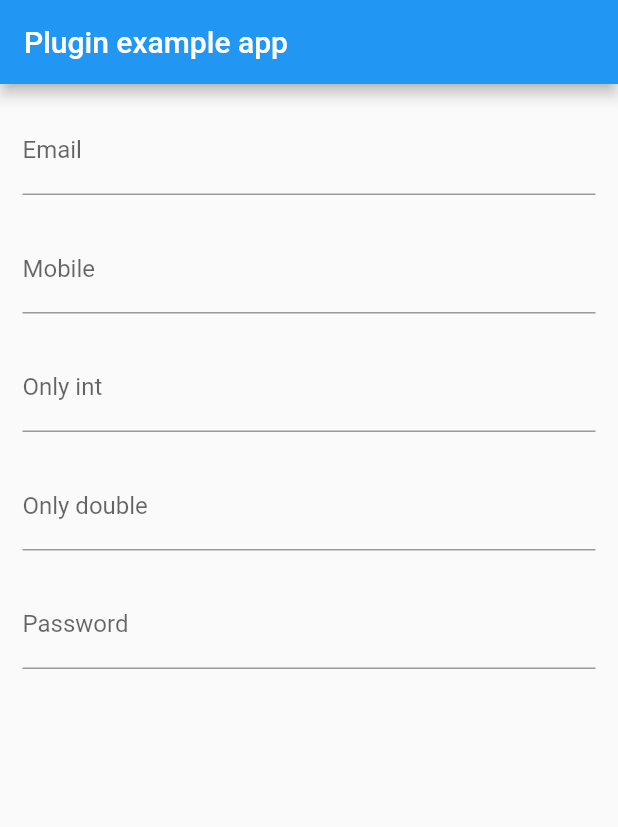
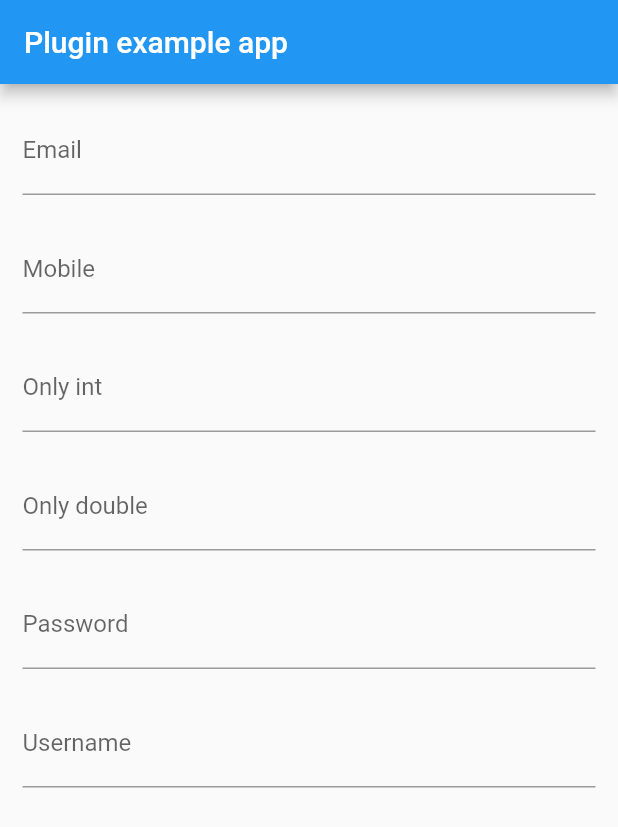
Before and after one commit to techdirrdev/validation_plus, a Flutter app: the screen it shows after launch, on a phone screen of 412 x 824 dp. Shown: the top 827 px of the screen. Run offline on Flutter 3.47's test engine with Material 2 defaults, Android fonts, the light colour scheme and no system bars; our stand-ins replace plugin_platform_interface; missing offline and left inert: dart:html.

Commit message:
username validation

```diff
--- a/example/lib/main.dart
+++ b/example/lib/main.dart
@@ -114,6 +114,22 @@ class _MyAppState extends State<MyApp> {
                         _submit();
                       },
                     ),
+                    const SizedBox(
+                      height: 20,
+                    ),
+                    TextField(
+                      decoration: const InputDecoration(
+                        labelText: "Username",
+                        hintText: "Username",
+                      ),
+                      onChanged: (value) {
+                        if (Validate.isValidUsername(value)) {
+                          log("Username valid");
+                        } else {
+                          log("Username not valid");
+                        }
+                      },
+                    ),
                   ],
                 ),
               ),
--- a/lib/validate.dart
+++ b/lib/validate.dart
@@ -12,6 +12,14 @@ class Validate {
   /// validation mobile number (Only Indian pattern and 10 digits mobile number accepted)
   static bool isValidMobile(String mobile) {
     return RegExp(r'^([6-9]{1})([0-9]{9})$').hasMatch(mobile);
+  }
+
+  /// validation username
+  /// Min 6 and Max 18 characters
+  /// Only support lowercase or uppercase or number character
+  /// Only support special character [._]
+  static bool isValidUsername(String username) {
+    return RegExp(r'^[a-zA-Z0-9._]{6,18}$').hasMatch(username);
   }
 
   /// validation password
```
Also changed, not shown: example/pubspec.lock, 2 other files.
